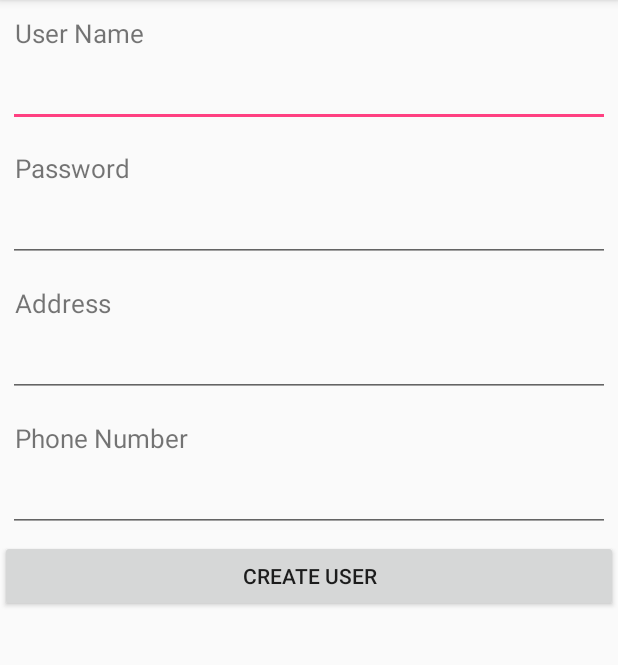
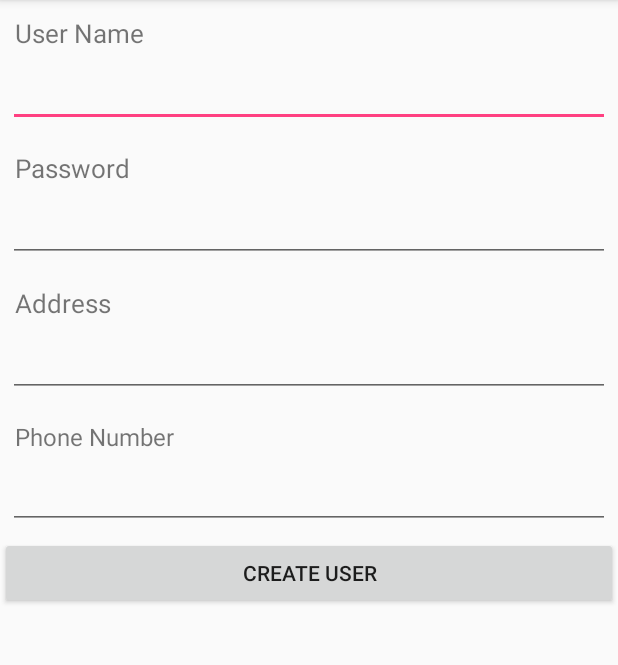
Before and after one commit to NamrataGiri/MedStore1, an Android app: the NewUserActivity screen opened directly, with no data from a screen before it, on a phone screen of 412 x 824 dp, the part 84-749 px from its top. Run offline under Robolectric (Android 15) with nearby library versions, the phone set to English and light mode, and no system bars.

Commit message:
fixed url error

```diff
--- a/MedStore1/app/build.gradle
+++ b/MedStore1/app/build.gradle
@@ -7,7 +7,7 @@ repositories {
 }
 android {
     compileSdkVersion 25
-    buildToolsVersion "25.0.3"
+    buildToolsVersion "25.0.2"
     defaultConfig {
         applicationId "com.example.girin_000.medstore1"
         minSdkVersion 15
@@ -30,9 +30,9 @@ dependencies {
         exclude group: 'com.android.support', module: 'support-annotations'
     })
     //compile 'com.android.support:support-v4:21.0.3'
-    compile 'com.android.support:appcompat-v7:25.3.1'
+    compile 'com.android.support:appcompat-v7:25.2.0'
     compile 'com.loopj.android:android-async-http:1.4.9'
-    compile 'com.android.support.constraint:constraint-layout:1.0.2'
+//    compile 'com.android.support.constraint:constraint-layout:1.0.2'
     testCompile 'junit:junit:4.12'
     compile group: 'com.h2database', name: 'h2', version: '1.4.195'
     compile 'com.squareup.okhttp3:okhttp:3.8.0'
--- a/MedStore1/app/src/main/java/com/example/girin_000/medstore1/NewUserActivity.java
+++ b/MedStore1/app/src/main/java/com/example/girin_000/medstore1/NewUserActivity.java
@@ -33,7 +33,7 @@ public class NewUserActivity extends AppCompatActivity {
     private Request request;
 
     //url
-    private String url_create_user = "192.168.1.6:9090/MedStoreTest/create_user.php";
+    private String url_create_user = "http://192.168.1.6:9090/MedStoreTest/create_user.php";
 
     //Parameters
     EditText User;
--- a/MedStore1/app/src/main/res/layout/activity_main.xml
+++ b/MedStore1/app/src/main/res/layout/activity_main.xml
@@ -1,5 +1,5 @@
 <?xml version="1.0" encoding="utf-8"?>
-<android.support.constraint.ConstraintLayout xmlns:android="http://schemas.android.com/apk/res/android"
+<LinearLayout xmlns:android="http://schemas.android.com/apk/res/android"
     xmlns:app="http://schemas.android.com/apk/res-auto"
     xmlns:tools="http://schemas.android.com/tools"
     android:layout_width="match_parent"
@@ -12,9 +12,8 @@
         android:layout_height="wrap_content"
         android:layout_weight="1"
         android:text="Sign Up"
-        tools:layout_editor_absoluteY="204dp"
-        tools:layout_editor_absoluteX="136dp" />
+        />
 
 
 
-</android.support.constraint.ConstraintLayout>
+</LinearLayout>
--- a/MedStore1/app/src/main/res/layout/add_user.xml
+++ b/MedStore1/app/src/main/res/layout/add_user.xml
@@ -1,83 +1,91 @@
 <?xml version="1.0" encoding="utf-8"?>
-
 <LinearLayout xmlns:android="http://schemas.android.com/apk/res/android"
-    android:orientation="vertical" android:layout_width="match_parent"
-    android:layout_height="match_parent">
+    android:layout_width="match_parent"
+    android:layout_height="match_parent"
+    android:orientation="vertical">
     <!-- UserName Label -->
-    <TextView android:layout_width="fill_parent"
+    <TextView
+        android:layout_width="match_parent"
         android:layout_height="wrap_content"
-        android:text="User Name"
         android:paddingLeft="10dip"
         android:paddingRight="10dip"
         android:paddingTop="10dip"
-        android:textSize="17dip"/>
+        android:text="User Name"
+        android:textSize="17dip" />
 
     <!-- Input Name -->
-    <EditText android:id="@+id/UserName"
-        android:layout_width="fill_parent"
+    <EditText
+        android:id="@+id/UserName"
+        android:layout_width="match_parent"
         android:layout_height="wrap_content"
         android:layout_margin="5dip"
         android:layout_marginBottom="15dip"
-        android:maxLines="1"/>
+        android:maxLines="1" />
 
     <!-- Password Label -->
-    <TextView android:layout_width="fill_parent"
+    <TextView
+        android:layout_width="match_parent"
         android:layout_height="wrap_content"
-        android:text="Password"
         android:paddingLeft="10dip"
         android:paddingRight="10dip"
         android:paddingTop="10dip"
-        android:textSize="17dip"/>
+        android:text="Password"
+        android:textSize="17dip" />
 
     <!-- Input Password -->
-    <EditText android:id="@+id/Password"
-        android:layout_width="fill_parent"
+    <EditText
+        android:id="@+id/Password"
+        android:layout_width="match_parent"
         android:layout_height="wrap_content"
         android:layout_margin="5dip"
         android:layout_marginBottom="15dip"
-        android:maxLines="1"
-        android:inputType="textPassword"/>
+        android:inputType="textPassword"
+        android:maxLines="1" />
 
     <!-- Address Label -->
-    <TextView android:layout_width="fill_parent"
+    <TextView
+        android:layout_width="match_parent"
         android:layout_height="wrap_content"
+        android:paddingLeft="10dp"
+        android:paddingRight="10dp"
+        android:paddingTop="10dp"
         android:text="Address"
-        android:paddingLeft="10dip"
-        android:paddingRight="10dip"
-        android:paddingTop="10dip"
-        android:textSize="17dip"/>
+        android:textSize="17sp" />
 
     <!-- Input description -->
-    <EditText android:id="@+id/Address"
-        android:layout_width="fill_parent"
+    <EditText
+        android:id="@+id/Address"
+        android:layout_width="match_parent"
         android:layout_height="wrap_content"
-        android:layout_margin="5dip"
-        android:layout_marginBottom="15dip"
-        android:lines="1"
-        android:gravity="top"/>
+        android:layout_margin="5dp"
+        android:layout_marginBottom="15dp"
+        android:gravity="top"
+        android:lines="1" />
 
     <!-- Phone Label -->
-    <TextView android:layout_width="fill_parent"
+    <TextView
+        android:layout_width="match_parent"
         android:layout_height="wrap_content"
+        android:paddingLeft="10dp"
+        android:paddingRight="10dp"
+        android:paddingTop="10dp"
         android:text="Phone Number"
-        android:paddingLeft="10dip"
-        android:paddingRight="10dip"
-        android:paddingTop="10dip"
-        android:textSize="17dip"/>
+        android:textSize="16sp" />
 
     <!-- Input description -->
-    <EditText android:id="@+id/Phone"
-        android:layout_width="fill_parent"
+    <EditText
+        android:id="@+id/Phone"
+        android:layout_width="match_parent"
         android:layout_height="wrap_content"
-        android:layout_margin="5dip"
-        android:layout_marginBottom="15dip"
-        android:lines="1"
-        android:gravity="top"/>
+        android:layout_margin="5dp"
+        android:layout_marginBottom="15dp"
+        android:lines="1" />
 
     <!-- Button Create Product -->
-    <Button android:id="@+id/btnUser"
-        android:layout_width="fill_parent"
+    <Button
+        android:id="@+id/btnUser"
+        android:layout_width="match_parent"
         android:layout_height="wrap_content"
-        android:text="Create User"/>
+        android:text="Create User" />
 
 </LinearLayout>
```
